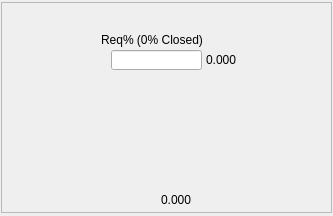
The window that ui/EM2K0-VGP.ui (pcdshub/lcls-plc-kfe-xgmd-vac) describes before a commit, drawn with Qt 5.
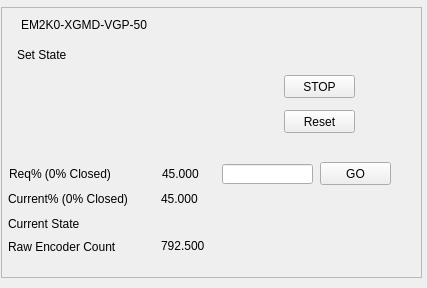
The same window after the commit. Custom widgets are drawn as their Qt base class.

Diff of the .ui file:
```diff
--- a/ui/EM2K0-VGP.ui
+++ b/ui/EM2K0-VGP.ui
@@ -6,8 +6,8 @@
    <rect>
     <x>0</x>
     <y>0</y>
-    <width>333</width>
-    <height>216</height>
+    <width>427</width>
+    <height>288</height>
    </rect>
   </property>
   <property name="windowTitle">
@@ -407,9 +407,9 @@
    <property name="geometry">
     <rect>
      <x>1</x>
-     <y>2</y>
-     <width>331</width>
-     <height>211</height>
+     <y>7</y>
+     <width>421</width>
+     <height>271</height>
     </rect>
    </property>
    <property name="styleSheet">
@@ -810,8 +810,8 @@
    <widget class="NeedleValve" name="NeedleValve">
     <property name="geometry">
      <rect>
-      <x>60</x>
-      <y>40</y>
+      <x>160</x>
+      <y>80</y>
       <width>40</width>
       <height>40</height>
      </rect>
@@ -835,8 +835,8 @@
    <widget class="PyDMLabel" name="PyDMLabel_3">
     <property name="geometry">
      <rect>
-      <x>205</x>
-      <y>50</y>
+      <x>160</x>
+      <y>184</y>
       <width>90</width>
       <height>16</height>
      </rect>
@@ -845,7 +845,7 @@
      <string/>
     </property>
     <property name="text">
-     <string>0.000</string>
+     <string>45.000</string>
     </property>
     <property name="channel" stdset="0">
      <string>ca://EM2K0:XGMD:VGP:50:POS_RBV</string>
@@ -854,8 +854,8 @@
    <widget class="PyDMLabel" name="PyDMLabel">
     <property name="geometry">
      <rect>
-      <x>100</x>
-      <y>30</y>
+      <x>8</x>
+      <y>159</y>
       <width>131</width>
       <height>16</height>
      </rect>
@@ -870,8 +870,8 @@
    <widget class="PyDMEnumButton" name="PyDMEnumButton">
     <property name="geometry">
      <rect>
-      <x>0</x>
-      <y>90</y>
+      <x>10</x>
+      <y>50</y>
       <width>150</width>
       <height>100</height>
      </rect>
@@ -887,7 +887,7 @@
     <property name="geometry">
      <rect>
       <x>160</x>
-      <y>190</y>
+      <y>231</y>
       <width>90</width>
       <height>16</height>
      </rect>
@@ -896,7 +896,7 @@
      <string/>
     </property>
     <property name="text">
-     <string>0.000</string>
+     <string>792.500</string>
     </property>
     <property name="channel" stdset="0">
      <string>ca://EM2K0:XGMD:VGP:50:ENC_RBV</string>
@@ -905,9 +905,9 @@
    <widget class="PyDMByteIndicator" name="PyDMByteIndicator">
     <property name="geometry">
      <rect>
-      <x>160</x>
-      <y>110</y>
-      <width>48</width>
+      <x>220</x>
+      <y>71</y>
+      <width>50</width>
       <height>15</height>
      </rect>
     </property>
@@ -926,8 +926,8 @@
    <widget class="PyDMByteIndicator" name="PyDMByteIndicator_2">
     <property name="geometry">
      <rect>
-      <x>160</x>
-      <y>150</y>
+      <x>220</x>
+      <y>110</y>
       <width>48</width>
       <height>15</height>
      </rect>
@@ -951,49 +951,11 @@
      </stringlist>
     </property>
    </widget>
-   <widget class="PyDMEnumButton" name="PyDMEnumButton_3">
-    <property name="geometry">
-     <rect>
-      <x>220</x>
-      <y>100</y>
-      <width>98</width>
-      <height>40</height>
-     </rect>
-    </property>
-    <property name="toolTip">
-     <string/>
-    </property>
-    <property name="channel" stdset="0">
-     <string>ca://EM2K0:XGMD:VGP:50:GO_SW</string>
-    </property>
-    <property name="orientation" stdset="0">
-     <enum>Qt::Horizontal</enum>
-    </property>
-   </widget>
-   <widget class="PyDMEnumButton" name="PyDMEnumButton_4">
-    <property name="geometry">
-     <rect>
-      <x>220</x>
-      <y>140</y>
-      <width>98</width>
-      <height>40</height>
-     </rect>
-    </property>
-    <property name="toolTip">
-     <string/>
-    </property>
-    <property name="channel" stdset="0">
-     <string>ca://EM2K0:XGMD:VGP:50:Reset_SW</string>
-    </property>
-    <property name="orientation" stdset="0">
-     <enum>Qt::Horizontal</enum>
-    </property>
-   </widget>
    <widget class="PyDMLineEdit" name="PyDMLineEdit_2">
     <property name="geometry">
      <rect>
-      <x>110</x>
-      <y>48</y>
+      <x>221</x>
+      <y>157</y>
       <width>91</width>
       <height>20</height>
      </rect>
@@ -1005,6 +967,209 @@
      <string>ca://EM2K0:XGMD:VGP:50:POS_CTRL</string>
     </property>
    </widget>
+   <widget class="PyDMPushButton" name="PyDMPushButton">
+    <property name="geometry">
+     <rect>
+      <x>319</x>
+      <y>155</y>
+      <width>71</width>
+      <height>23</height>
+     </rect>
+    </property>
+    <property name="toolTip">
+     <string/>
+    </property>
+    <property name="text">
+     <string>GO</string>
+    </property>
+    <property name="channel" stdset="0">
+     <string>ca://EM2K0:XGMD:VGP:50:GO_SW</string>
+    </property>
+    <property name="pressValue" stdset="0">
+     <string>1</string>
+    </property>
+   </widget>
+   <widget class="PyDMPushButton" name="PyDMPushButton_2">
+    <property name="geometry">
+     <rect>
+      <x>283</x>
+      <y>103</y>
+      <width>71</width>
+      <height>23</height>
+     </rect>
+    </property>
+    <property name="toolTip">
+     <string/>
+    </property>
+    <property name="text">
+     <string>Reset</string>
+    </property>
+    <property name="channel" stdset="0">
+     <string>ca://EM2K0:XGMD:VGP:50:Reset_SW</string>
+    </property>
+    <property name="pressValue" stdset="0">
+     <string>1</string>
+    </property>
+   </widget>
+   <widget class="PyDMLabel" name="PyDMLabel_2">
+    <property name="geometry">
+     <rect>
+      <x>7</x>
+      <y>232</y>
+      <width>131</width>
+      <height>16</height>
+     </rect>
+    </property>
+    <property name="toolTip">
+     <string/>
+    </property>
+    <property name="text">
+     <string>Raw Encoder Count</string>
+    </property>
+   </widget>
+   <widget class="PyDMLabel" name="PyDMLabel_5">
+    <property name="geometry">
+     <rect>
+      <x>20</x>
+      <y>10</y>
+      <width>151</width>
+      <height>16</height>
+     </rect>
+    </property>
+    <property name="toolTip">
+     <string/>
+    </property>
+    <property name="text">
+     <string>EM2K0-XGMD-VGP-50</string>
+    </property>
+   </widget>
+   <widget class="PyDMLabel" name="PyDMLabel_6">
+    <property name="geometry">
+     <rect>
+      <x>161</x>
+      <y>159</y>
+      <width>51</width>
+      <height>16</height>
+     </rect>
+    </property>
+    <property name="toolTip">
+     <string/>
+    </property>
+    <property name="text">
+     <string>45.000</string>
+    </property>
+    <property name="channel" stdset="0">
+     <string>ca://EM2K0:XGMD:VGP:50:POS_CTRL_RBV</string>
+    </property>
+   </widget>
+   <widget class="PyDMLabel" name="PyDMLabel_7">
+    <property name="geometry">
+     <rect>
+      <x>7</x>
+      <y>184</y>
+      <width>141</width>
+      <height>16</height>
+     </rect>
+    </property>
+    <property name="toolTip">
+     <string/>
+    </property>
+    <property name="text">
+     <string>Current% (0% Closed)</string>
+    </property>
+   </widget>
+   <widget class="PyDMPushButton" name="PyDMPushButton_3">
+    <property name="geometry">
+     <rect>
+      <x>283</x>
+      <y>68</y>
+      <width>71</width>
+      <height>23</height>
+     </rect>
+    </property>
+    <property name="toolTip">
+     <string/>
+    </property>
+    <property name="text">
+     <string>STOP</string>
+    </property>
+    <property name="channel" stdset="0">
+     <string>ca://EM2K0:XGMD:VGP:50:GO_SW</string>
+    </property>
+    <property name="pressValue" stdset="0">
+     <string>0</string>
+    </property>
+   </widget>
+   <widget class="PyDMLabel" name="PyDMLabel_8">
+    <property name="geometry">
+     <rect>
+      <x>7</x>
+      <y>209</y>
+      <width>141</width>
+      <height>16</height>
+     </rect>
+    </property>
+    <property name="toolTip">
+     <string/>
+    </property>
+    <property name="text">
+     <string>Current State</string>
+    </property>
+   </widget>
+   <widget class="PyDMLabel" name="PyDMLabel_9">
+    <property name="geometry">
+     <rect>
+      <x>158</x>
+      <y>209</y>
+      <width>171</width>
+      <height>16</height>
+     </rect>
+    </property>
+    <property name="toolTip">
+     <string/>
+    </property>
+    <property name="channel" stdset="0">
+     <string>ca://EM2K0:XGMD:VGP:50:STATE_RBV</string>
+    </property>
+   </widget>
+   <widget class="PyDMByteIndicator" name="PyDMByteIndicator_3">
+    <property name="geometry">
+     <rect>
+      <x>399</x>
+      <y>159</y>
+      <width>16</width>
+      <height>16</height>
+     </rect>
+    </property>
+    <property name="toolTip">
+     <string/>
+    </property>
+    <property name="channel" stdset="0">
+     <string>ca://EM2K0:XGMD:VGP:50:GO_SW_RBV</string>
+    </property>
+    <property name="circles" stdset="0">
+     <bool>true</bool>
+    </property>
+    <property name="labels" stdset="0">
+     <stringlist/>
+    </property>
+   </widget>
+   <widget class="PyDMLabel" name="PyDMLabel_10">
+    <property name="geometry">
+     <rect>
+      <x>16</x>
+      <y>40</y>
+      <width>141</width>
+      <height>16</height>
+     </rect>
+    </property>
+    <property name="toolTip">
+     <string/>
+    </property>
+    <property name="text">
+     <string>Set State</string>
+    </property>
+   </widget>
   </widget>
  </widget>
  <customwidgets>
@@ -1028,6 +1193,11 @@
    <extends>QLineEdit</extends>
    <header>pydm.widgets.line_edit</header>
   </customwidget>
+  <customwidget>
+   <class>PyDMPushButton</class>
+   <extends>QPushButton</extends>
+   <header>pydm.widgets.pushbutton</header>
+  </customwidget>
   <customwidget>
    <class>PCDSSymbolBase</class>
    <extends>QWidget</extends>
```
Left out of the diff: 9 changed lines with no effect on the pictures.
